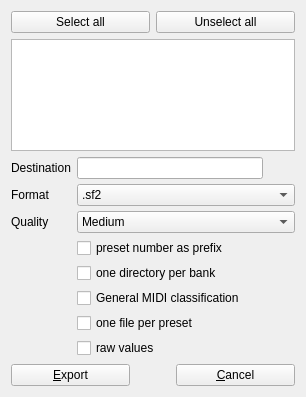
Old version of the form sources/editor/tools/soundfont_export/toolsoundfontexport_gui.ui in the repository triplewood/polyphone.
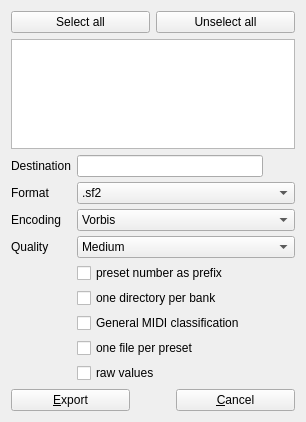
New version of the form.

```diff
--- a/sources/editor/tools/soundfont_export/toolsoundfontexport_gui.ui
+++ b/sources/editor/tools/soundfont_export/toolsoundfontexport_gui.ui
@@ -7,7 +7,7 @@
     <x>0</x>
     <y>0</y>
     <width>306</width>
-    <height>397</height>
+    <height>422</height>
    </rect>
   </property>
   <property name="windowTitle">
@@ -55,7 +55,7 @@
      <property name="verticalSpacing">
       <number>5</number>
      </property>
-     <item row="2" column="0">
+     <item row="3" column="0">
       <widget class="QLabel" name="labelQuality">
        <property name="text">
         <string>Quality</string>
@@ -65,7 +65,7 @@
      <item row="0" column="1">
       <widget class="QLineEdit" name="lineFolder"/>
      </item>
-     <item row="5" column="1" colspan="2">
+     <item row="6" column="1" colspan="2">
       <widget class="QCheckBox" name="checkGM">
        <property name="text">
         <string>General MIDI classification</string>
@@ -98,7 +98,7 @@
        </property>
       </widget>
      </item>
-     <item row="3" column="1" colspan="2">
+     <item row="4" column="1" colspan="2">
       <widget class="QCheckBox" name="checkPreset">
        <property name="text">
         <string>preset number as prefix</string>
@@ -136,14 +136,14 @@
        </property>
       </widget>
      </item>
-     <item row="4" column="1" colspan="2">
+     <item row="5" column="1" colspan="2">
       <widget class="QCheckBox" name="checkBank">
        <property name="text">
         <string>one directory per bank</string>
        </property>
       </widget>
      </item>
-     <item row="2" column="1" colspan="2">
+     <item row="3" column="1" colspan="2">
       <widget class="QComboBox" name="comboQuality">
        <property name="currentIndex">
         <number>1</number>
@@ -165,21 +165,42 @@
        </item>
       </widget>
      </item>
-     <item row="6" column="1" colspan="2">
+     <item row="7" column="1" colspan="2">
       <widget class="QCheckBox" name="checkFilePreset">
        <property name="text">
         <string>one file per preset</string>
        </property>
       </widget>
      </item>
-     <item row="7" column="1" colspan="2">
+     <item row="8" column="1" colspan="2">
       <widget class="QCheckBox" name="checkRawValues">
        <property name="text">
         <string>raw values</string>
        </property>
-      </widget>
-     </item>
-    </layout>
+     </widget>
+    </item>
+     <item row="2" column="0">
+     <widget class="QLabel" name="labelCodec">
+      <property name="text">
+       <string>Encoding</string>
+      </property>
+     </widget>
+    </item>
+     <item row="2" column="1" colspan="2">
+     <widget class="QComboBox" name="comboCodec">
+      <item>
+       <property name="text">
+        <string notr="true">Vorbis</string>
+       </property>
+      </item>
+      <item>
+       <property name="text">
+        <string notr="true">FLAC</string>
+       </property>
+      </item>
+     </widget>
+    </item>
+   </layout>
    </item>
    <item>
     <layout class="QHBoxLayout" name="horizontalLayout">
```
Left out of the diff: 2 changed lines with no effect on the pictures.
